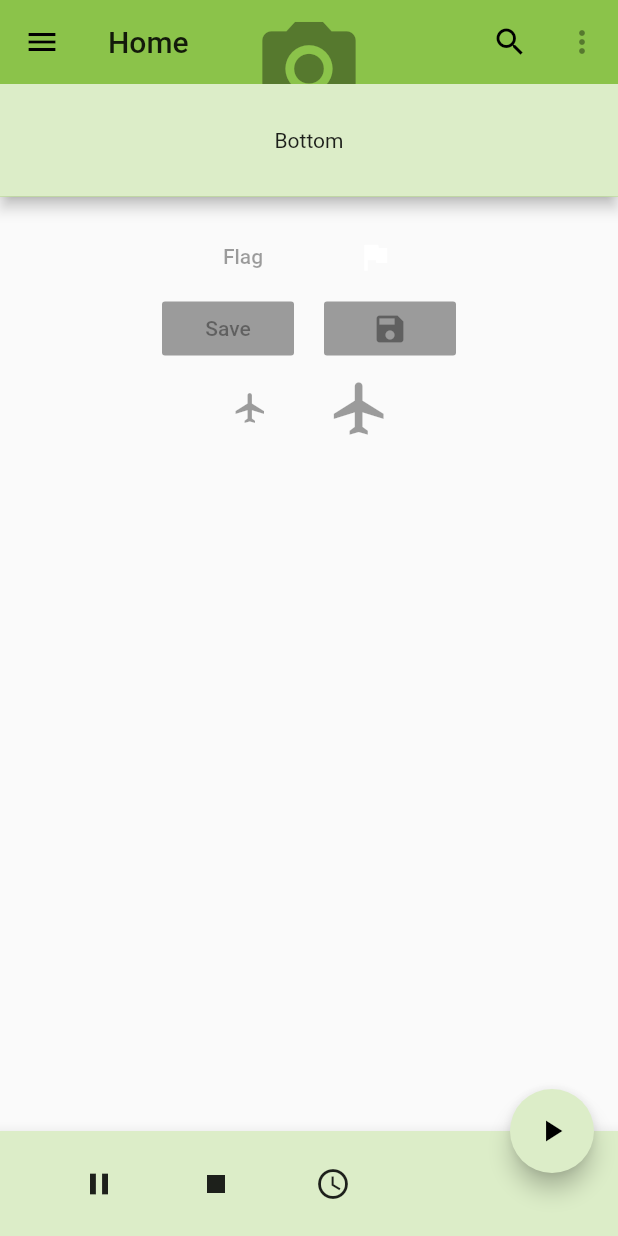
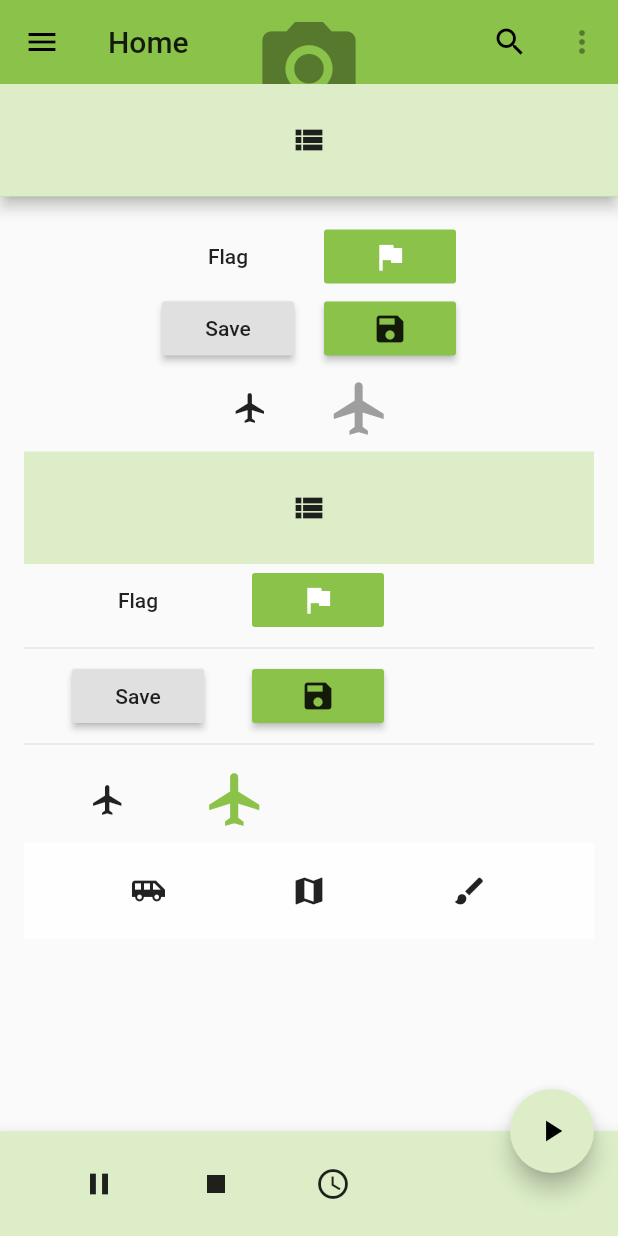
Before and after one commit to akashi4/flutter_application, a Flutter app: the screen it shows after launch, on a phone screen of 412 x 824 dp. Run offline on Flutter 3.47's test engine with Material 2 defaults, Android fonts, the phone set to English and light mode, and no system bars.

Commit message:
buttonBar and some buttonWidget

```diff
--- a/lib/pages/home.dart
+++ b/lib/pages/home.dart
@@ -1,3 +1,4 @@
+import 'package:flutter/cupertino.dart';
 import 'package:flutter/material.dart';
 
 class Home extends StatefulWidget {
@@ -30,52 +31,46 @@ class _HomeState extends State<Home> {
             margin: EdgeInsets.fromLTRB(0, 0, 0, 20.0),
           ),
         ),
-        bottom: PreferredSize(
-          child: Container(
-            color: Colors.lightGreen.shade100,
-            height: 75.0,
-            width: double.infinity,
-            child: Center(
-              child: Text('Bottom'),
-            ),
-          ),
-          preferredSize: Size.fromHeight(75.0),
-        ),
+        bottom: PopupMenuButtonWidget(),
       ),
       body: Padding(
           padding: EdgeInsets.all(16),
           child: SafeArea(
             child: SingleChildScrollView(
               child: Column(
-                children: [
+                children: <Widget>[
                   Row(
                     mainAxisAlignment: MainAxisAlignment.center,
                     children: <Widget>[
-                      FlatButton(onPressed: null, child: Text('Flag')),
-                      FlatButton(onPressed: null, child: Icon(Icons.flag),color: Colors.lightGreen, textColor: Colors.white,),
+                      FlatButton(onPressed: (){}, child: Text('Flag')),
+                      Padding(padding: EdgeInsets.all(10),),
+                      FlatButton(onPressed: (){}, child: Icon(Icons.flag),color: Colors.lightGreen, textColor: Colors.white,),
                     ],
                   ),
                   Row(
                     mainAxisAlignment: MainAxisAlignment.center,
                     children: <Widget>[
-                      RaisedButton(onPressed: null,child: Text('Save'),),
+                      RaisedButton(onPressed: (){},child: Text('Save'),),
                       Padding(padding: EdgeInsets.all(10)),
-                      RaisedButton(onPressed: null,child: Icon(Icons.save), color: Colors.lightGreen,)
+                      RaisedButton(onPressed: (){},child: Icon(Icons.save), color: Colors.lightGreen,)
                       //Button()
                     ],
                   ),
                   Row(
                     mainAxisAlignment: MainAxisAlignment.center,
                     children: <Widget>[
-                      IconButton(icon: Icon(Icons.flight), onPressed: null),
+                      IconButton(icon: Icon(Icons.flight), onPressed: (){}),
                       Padding(padding: EdgeInsets.all(10),),
-                      IconButton(icon: Icon(Icons.flight), onPressed: null, iconSize: 42.0,color: Colors.white, tooltip: 'Flight',),
+                      IconButton(icon: Icon(Icons.flight), onPressed: (){}, iconSize: 42.0,color: Colors.grey, tooltip: 'Flight',),
                     ],
-                  )
+                  ),
+                  const PopupMenuButtonWidget(),
+                  const ButtonWidget(),
+                  const ButtonBarWidget(),
                 ],
               ),
             ),
-          )
+          ),
       ),
       floatingActionButtonLocation: FloatingActionButtonLocation.endDocked,
       floatingActionButton: FloatingActionButton(
@@ -84,6 +79,79 @@ class _HomeState extends State<Home> {
         backgroundColor: Colors.lightGreen.shade100,
       ),
       bottomNavigationBar: const bottomNavBarWidget(),
+    );
+  }
+}
+
+class ButtonBarWidget extends StatelessWidget{
+  const ButtonBarWidget({Key key}): super(key: key);
+
+  Widget build(BuildContext context){
+    return Container(
+      color: Colors.white70,
+      child: ButtonBar(
+        alignment: MainAxisAlignment.spaceEvenly,
+        children: [
+          IconButton(icon: Icon(Icons.airport_shuttle), onPressed: (){}),
+          IconButton(icon: Icon(Icons.map), onPressed: (){}),
+          IconButton(icon: Icon(Icons.brush), onPressed: (){},highlightColor: Colors.purple,)
+        ],
+      ),
+    );
+  }
+}
+
+class ButtonWidget extends StatelessWidget{
+  const ButtonWidget({ Key key}): super(key: key);
+
+  // Widget for a set of buttons
+
+  Widget build(BuildContext context){
+    return Column(
+      children: [
+        Row(
+          children: [
+            Padding(padding: EdgeInsets.all(16)),
+            FlatButton(
+              onPressed: (){},
+              child: Text('Flag'),
+            ),
+            Padding(padding: EdgeInsets.all(16)),
+            FlatButton(
+              onPressed: (){},
+              child: Icon(Icons.flag),
+              color: Colors.lightGreen,
+              textColor: Colors.white,
+            ),
+          ],
+        ),
+        Divider(),
+        Row(
+          children: [
+            Padding(padding: EdgeInsets.all(16)),
+            RaisedButton(
+                onPressed: (){},
+                child: Text('Save'),
+            ),
+            Padding(padding: EdgeInsets.all(16)),
+            RaisedButton(
+                onPressed: (){},
+                child: Icon(Icons.save),
+                color: Colors.lightGreen,
+            ),
+          ],
+        ),
+        Divider(),
+        Row(
+          children: [
+            Padding(padding: EdgeInsets.all(16)),
+            IconButton(icon: Icon(Icons.flight), onPressed: (){}),
+            Padding(padding: EdgeInsets.all(16),),
+            IconButton(icon: Icon(Icons.flight), onPressed: (){},iconSize: 42,color: Colors.lightGreen, tooltip: 'Flight'),
+            Divider(),
+          ],
+        )
+      ],
     );
   }
 }
@@ -109,3 +177,51 @@ class bottomNavBarWidget extends StatelessWidget{
     );
   }
 }
+
+class TodoMenuItem {
+  final String title;
+  final Icon icon;
+
+  TodoMenuItem({this.title, this.icon});
+
+}
+
+class PopupMenuButtonWidget extends StatelessWidget implements PreferredSizeWidget{
+  const PopupMenuButtonWidget({ Key key }): super(key: key);
+
+  Widget build(BuildContext context){
+    return Container(
+      color: Colors.lightGreen.shade100,
+      height: preferredSize.height,
+      width: double.infinity,
+      child: Center(
+        child: PopupMenuButton<TodoMenuItem>(
+            icon: Icon(Icons.view_list),
+            onSelected: ((valueSelected) { print('valueSelected : ${valueSelected.title}');}),
+            itemBuilder: (BuildContext context){
+              return foodMenuList.map((TodoMenuItem todoMenuItem){
+                return PopupMenuItem<TodoMenuItem>(
+                  value: todoMenuItem,
+                  child: Row(
+                    children: [
+                      Icon(todoMenuItem.icon.icon),
+                      Padding(padding: EdgeInsets.all(8),),
+                      Text(todoMenuItem.title),
+                    ],
+                  ),
+                );
+              }).toList();
+            }),
+      ),
+    );
+  }
+
+  Size get preferredSize => Size.fromHeight(75.0);
+}
+
+List <TodoMenuItem> foodMenuList = [
+  TodoMenuItem(title: 'Fast Food', icon: Icon(Icons.fastfood)),
+  TodoMenuItem(title: 'Remind me', icon: Icon(Icons.add_alarm)),
+  TodoMenuItem(title: 'Flight', icon: Icon(Icons.flight)),
+  TodoMenuItem(title: 'Music', icon: Icon(Icons.audiotrack)),
+];
```
